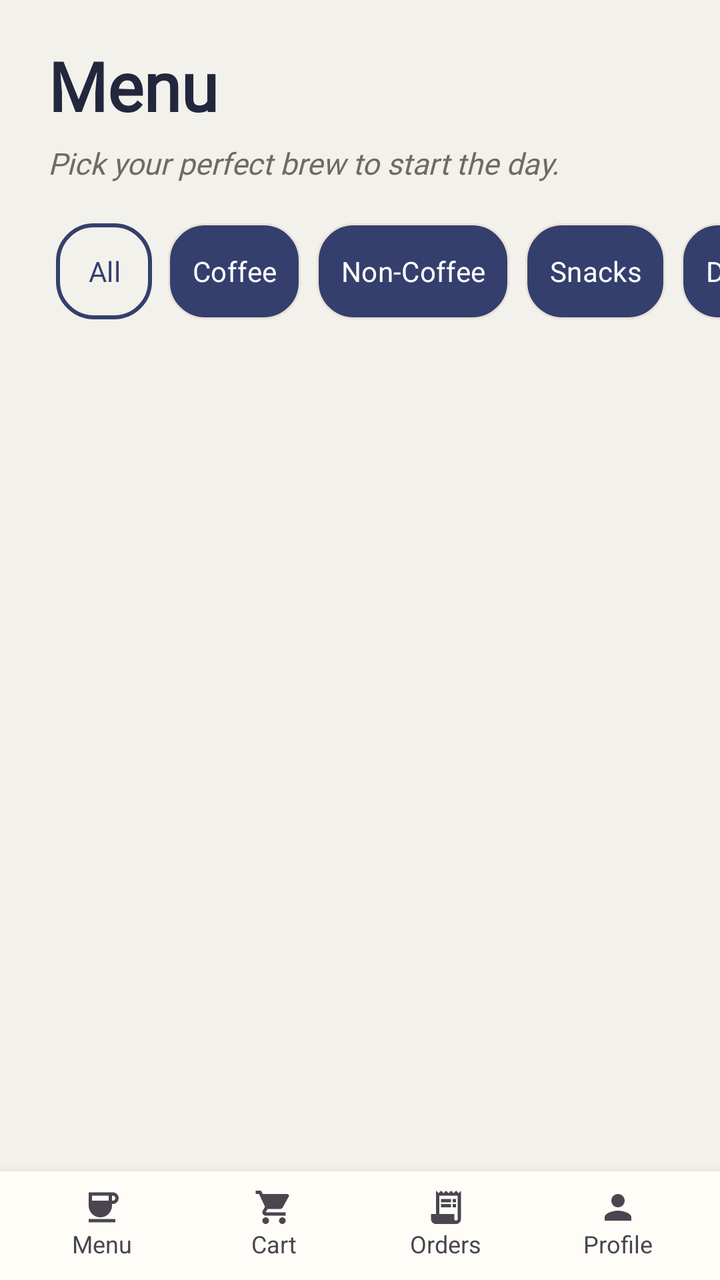
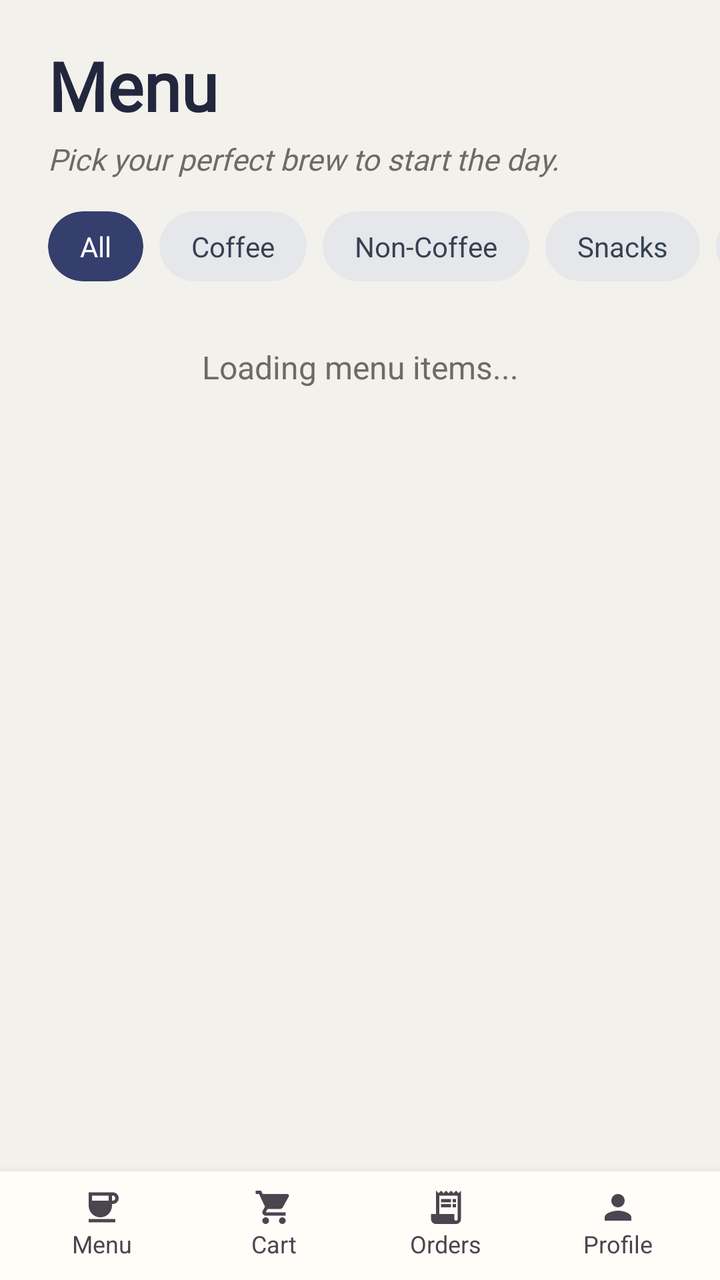

An Android layout rendered at two revisions. The XML below is the earlier revision; the diff shows what the commit changed to produce the second picture.
<!-- AndroidManifest.xml: application theme Theme.SealCoffee -->
<!-- res/layout/activity_customer_menu.xml -->
<?xml version="1.0" encoding="utf-8"?>
<androidx.constraintlayout.widget.ConstraintLayout xmlns:android="http://schemas.android.com/apk/res/android"
    xmlns:app="http://schemas.android.com/apk/res-auto"
    xmlns:tools="http://schemas.android.com/tools"
    android:id="@+id/customerMenuRoot"
    android:layout_width="match_parent"
    android:layout_height="match_parent"
    tools:context=".CustomerMenuActivity">

    <TextView
        android:id="@+id/menuTitleText"
        android:layout_width="0dp"
        android:layout_height="wrap_content"
        android:layout_marginStart="24dp"
        android:layout_marginTop="20dp"
        android:layout_marginEnd="24dp"
        android:fontFamily="@font/inter"
        android:textStyle="bold"
        android:text="@string/menu"
        android:textColor="@color/seal_text_primary"
        android:textSize="34sp"
        app:layout_constraintEnd_toEndOf="parent"
        app:layout_constraintStart_toStartOf="parent"
        app:layout_constraintTop_toTopOf="parent" />

    <TextView
        android:id="@+id/menuSubtitleText"
        android:layout_width="0dp"
        android:layout_height="wrap_content"
        android:layout_marginStart="24dp"
        android:layout_marginTop="6dp"
        android:layout_marginEnd="24dp"
        android:fontFamily="@font/inter"
        android:text="@string/pick_your_perfect_brew_to_start_the_day"
        android:textColor="@color/seal_text_secondary"
        android:textSize="15sp"
        android:textStyle="italic"
        app:layout_constraintEnd_toEndOf="parent"
        app:layout_constraintStart_toStartOf="parent"
        app:layout_constraintTop_toBottomOf="@id/menuTitleText" />

    <HorizontalScrollView
        android:id="@+id/filterScrollView"
        android:layout_width="0dp"
        android:layout_height="56dp"
        android:layout_marginTop="16dp"
        android:clipToPadding="false"
        android:paddingStart="20dp"
        android:paddingEnd="20dp"
        android:scrollbars="none"
        app:layout_constraintEnd_toEndOf="parent"
        app:layout_constraintStart_toStartOf="parent"
        app:layout_constraintTop_toBottomOf="@id/menuSubtitleText">

        <LinearLayout
            style="?android:attr/buttonBarStyle"
            android:layout_width="wrap_content"
            android:layout_height="match_parent"
            android:gravity="center_vertical"
            android:orientation="horizontal">

            <Button
                android:id="@+id/filterAllButton"
                style="?android:attr/buttonBarButtonStyle"
                android:layout_width="wrap_content"
                android:layout_height="48dp"
                android:background="@drawable/bg_chip_selected"
                android:minWidth="48dp"
                android:minHeight="0dp"
                android:text="@string/all"
                android:textAllCaps="false"
                android:textColor="@color/seal_navy"
                app:backgroundTint="@null" />

            <Button
                android:id="@+id/filterCoffeeButton"
                style="?android:attr/buttonBarButtonStyle"
                android:layout_width="wrap_content"
                android:layout_height="48dp"
                android:layout_marginStart="8dp"
                android:background="@drawable/bg_chip"
                app:backgroundTint="@null"
                android:minWidth="0dp"
                android:minHeight="0dp"
                android:text="@string/coffee"
                android:textAllCaps="false"
                android:textColor="@color/white" />

            <Button
                android:id="@+id/filterNonCoffeeButton"
                style="?android:attr/buttonBarButtonStyle"
                android:layout_width="wrap_content"
                android:layout_height="48dp"
                android:layout_marginStart="8dp"
                android:background="@drawable/bg_chip"
                app:backgroundTint="@null"
                android:minWidth="0dp"
                android:minHeight="0dp"
                android:text="@string/non_coffee"
                android:textAllCaps="false"
                android:textColor="@color/white" />

            <Button
                android:id="@+id/filterSnacksButton"
                style="?android:attr/buttonBarButtonStyle"
                android:layout_width="wrap_content"
                android:layout_height="48dp"
                android:layout_marginStart="8dp"
                android:background="@drawable/bg_chip"
                app:backgroundTint="@null"
                android:minWidth="0dp"
                android:minHeight="0dp"
                android:text="@string/snacks"
                android:textAllCaps="false"
                android:textColor="@color/white" />

            <Button
                android:id="@+id/filterDessertsButton"
                style="?android:attr/buttonBarButtonStyle"
                android:layout_width="wrap_content"
                android:layout_height="48dp"
                android:layout_marginStart="8dp"
                android:background="@drawable/bg_chip"
                app:backgroundTint="@null"
                android:minWidth="0dp"
                android:minHeight="0dp"
                android:text="@string/desserts"
                android:textAllCaps="false"
                android:textColor="@color/white" />
        </LinearLayout>
    </HorizontalScrollView>

    <androidx.recyclerview.widget.RecyclerView
        android:id="@+id/menuRecyclerView"
        android:layout_width="0dp"
        android:layout_height="0dp"
        android:clipToPadding="false"
        android:paddingTop="8dp"
        android:paddingBottom="14dp"
        app:layout_constraintBottom_toTopOf="@id/customerNavigation"
        app:layout_constraintEnd_toEndOf="parent"
        app:layout_constraintStart_toStartOf="parent"
        app:layout_constraintTop_toBottomOf="@id/filterScrollView"
        tools:listitem="@layout/item_menu_product" />

    <TextView
        android:id="@+id/menuEmptyText"
        android:layout_width="0dp"
        android:layout_height="wrap_content"
        android:layout_margin="32dp"
        android:gravity="center"
        android:text="@string/no_menu_items"
        android:textColor="@color/seal_text_secondary"
        android:textSize="16sp"
        android:visibility="gone"
        app:layout_constraintBottom_toTopOf="@id/customerNavigation"
        app:layout_constraintEnd_toEndOf="parent"
        app:layout_constraintStart_toStartOf="parent"
        app:layout_constraintTop_toBottomOf="@id/filterScrollView" />

    <include
        android:id="@+id/customerNavigation"
        layout="@layout/include_customer_nav"
        android:layout_width="0dp"
        android:layout_height="wrap_content"
        app:layout_constraintBottom_toBottomOf="parent"
        app:layout_constraintEnd_toEndOf="parent"
        app:layout_constraintStart_toStartOf="parent" />
</androidx.constraintlayout.widget.ConstraintLayout>
<!-- res/layout/item_menu_product.xml (included above) -->
<?xml version="1.0" encoding="utf-8"?>
<LinearLayout xmlns:android="http://schemas.android.com/apk/res/android"
    style="@style/SealCoffeeCard"
    android:layout_width="match_parent"
    android:layout_height="wrap_content"
    android:layout_marginStart="20dp"
    android:layout_marginTop="8dp"
    android:layout_marginEnd="20dp"
    android:layout_marginBottom="10dp"
    android:orientation="horizontal">

    <ImageView
        android:id="@+id/menuItemImagePlaceholder"
        android:layout_width="78dp"
        android:layout_height="78dp"
        android:background="@drawable/bg_image_placeholder"
        android:scaleType="centerCrop"
        android:contentDescription="@string/menu_item_image"/>

    <LinearLayout
        android:layout_width="0dp"
        android:layout_height="wrap_content"
        android:layout_marginStart="14dp"
        android:layout_weight="1"
        android:orientation="vertical">

        <TextView
            android:id="@+id/menuItemNameText"
            android:layout_width="match_parent"
            android:layout_height="wrap_content"
            android:fontFamily="sans-serif"
            android:textColor="@color/seal_text_primary"
            android:textSize="18sp" />

        <TextView
            android:id="@+id/menuItemCategoryText"
            android:layout_width="match_parent"
            android:layout_height="wrap_content"
            android:layout_marginTop="4dp"
            android:textColor="@color/seal_text_secondary"
            android:textSize="13sp" />

        <TextView
            android:id="@+id/menuItemPriceText"
            android:layout_width="match_parent"
            android:layout_height="wrap_content"
            android:layout_marginTop="10dp"
            android:fontFamily="sans-serif-medium"
            android:textColor="@color/seal_navy"
            android:textSize="15sp" />

        <TextView
            android:id="@+id/menuItemAvailabilityText"
            android:layout_width="match_parent"
            android:layout_height="wrap_content"
            android:layout_marginTop="4dp"
            android:fontFamily="sans-serif-medium"
            android:textSize="13sp" />
    </LinearLayout>
</LinearLayout>
<!-- res/layout/include_customer_nav.xml (included above) -->
<?xml version="1.0" encoding="utf-8"?>
<LinearLayout xmlns:android="http://schemas.android.com/apk/res/android"
    android:id="@+id/customerNavBar"
    android:layout_width="match_parent"
    android:layout_height="80dp"
    android:background="@color/seal_surface"
    android:baselineAligned="false"
    android:elevation="10dp"
    android:gravity="center"
    android:orientation="horizontal"
    android:paddingStart="8dp"
    android:paddingTop="8dp"
    android:paddingEnd="8dp"
    android:paddingBottom="10dp">

    <LinearLayout
        android:id="@+id/navMenuButton"
        android:layout_width="0dp"
        android:layout_height="match_parent"
        android:layout_weight="1"
        android:clickable="true"
        android:focusable="true"
        android:gravity="center"
        android:orientation="vertical">

        <ImageView
            android:id="@+id/navMenuIcon"
            android:layout_width="20dp"
            android:layout_height="20dp"
            android:contentDescription="@string/menu_content_description"
            android:src="@drawable/ic_menu" />

        <TextView
            android:id="@+id/navMenu"
            android:layout_width="wrap_content"
            android:layout_height="wrap_content"
            android:text="@string/menu_navbar_name"
            android:fontFamily="sans-serif"
            android:textSize="12sp" />
    </LinearLayout>

    <LinearLayout
        android:id="@+id/navCartButton"
        android:layout_width="0dp"
        android:layout_height="match_parent"
        android:layout_weight="1"
        android:clickable="true"
        android:focusable="true"
        android:gravity="center"
        android:orientation="vertical">

        <ImageView
            android:id="@+id/navCartIcon"
            android:layout_width="20dp"
            android:layout_height="20dp"
            android:contentDescription="@string/cart_content_description"
            android:src="@drawable/ic_cart" />

        <TextView
            android:id="@+id/navCart"
            android:layout_width="wrap_content"
            android:layout_height="wrap_content"
            android:fontFamily="sans-serif"
            android:text="@string/cart_navbar_name"
            android:textSize="12sp" />
    </LinearLayout>


    <LinearLayout
        android:id="@+id/navOrdersButton"
        android:layout_width="0dp"
        android:layout_height="match_parent"
        android:layout_weight="1"
        android:clickable="true"
        android:focusable="true"
        android:gravity="center"
        android:orientation="vertical">

        <ImageView
            android:id="@+id/navOrdersIcon"
            android:layout_width="20dp"
            android:layout_height="20dp"
            android:contentDescription="@string/orders_content_description"
            android:src="@drawable/ic_orders" />

        <TextView
            android:id="@+id/navOrders"
            android:layout_width="wrap_content"
            android:layout_height="wrap_content"
            android:fontFamily="sans-serif"
            android:text="@string/orders_navbar_name"
            android:textSize="12sp" />
    </LinearLayout>

    <LinearLayout
    android:id="@+id/navProfileButton"
    android:layout_width="0dp"
        android:layout_height="match_parent"
    android:layout_weight="1"
    android:clickable="true"
    android:focusable="true"
    android:gravity="center"
    android:orientation="vertical">

    <ImageView
        android:id="@+id/navProfileIcon"
        android:layout_width="20dp"
        android:layout_height="20dp"
        android:contentDescription="@string/profile_content_description"
        android:src="@drawable/ic_profile" />

    <TextView
        android:id="@+id/navProfile"
        android:layout_width="wrap_content"
        android:layout_height="wrap_content"
        android:fontFamily="sans-serif"
        android:text="@string/profile_navbar_name"
        android:textSize="12sp" />
</LinearLayout>
</LinearLayout>
<!-- resources referenced by this layout -->
<resources>
  <color name="seal_navy">#343F6D</color>
  <color name="seal_surface">#FFFDF8</color>
  <color name="seal_text_primary">#22273D</color>
  <color name="seal_text_secondary">#6F6A63</color>
  <color name="white">#FFFFFFFF</color>
  <!-- drawable bg_chip (drawable) -->
  <?xml version="1.0" encoding="utf-8"?>
  <shape xmlns:android="http://schemas.android.com/apk/res/android"
      android:shape="rectangle">
      <corners android:radius="18dp" />
      <solid android:color="@color/seal_navy" />
      <stroke
          android:width="1dp"
          android:color="@color/seal_card_stroke" />
      <padding
          android:bottom="8dp"
          android:left="14dp"
          android:right="14dp"
          android:top="8dp" />
  </shape>
  <!-- drawable bg_chip_selected (drawable) -->
  <?xml version="1.0" encoding="utf-8"?>
  <shape xmlns:android="http://schemas.android.com/apk/res/android"
      android:shape="rectangle">
      <corners android:radius="18dp" />
      <solid android:color="@android:color/transparent"/>
  
      <stroke
          android:width="2dp"
          android:color="@color/seal_navy"/>
      <padding
          android:bottom="8dp"
          android:left="14dp"
          android:right="14dp"
          android:top="8dp" />
  </shape>
  <!-- drawable bg_image_placeholder (drawable) -->
  <?xml version="1.0" encoding="utf-8"?>
  <shape xmlns:android="http://schemas.android.com/apk/res/android"
      android:shape="rectangle">
      <corners android:radius="16dp" />
      <solid android:color="@color/white" />
  </shape>
  <!-- drawable ic_profile (drawable) -->
  <vector xmlns:android="http://schemas.android.com/apk/res/android" android:height="24dp" android:tint="#4A4650" android:viewportHeight="24" android:viewportWidth="24" android:width="24dp">
        
      <path android:fillColor="@android:color/white" android:pathData="M12,12c2.21,0 4,-1.79 4,-4s-1.79,-4 -4,-4 -4,1.79 -4,4 1.79,4 4,4zM12,14c-2.67,0 -8,1.34 -8,4v2h16v-2c0,-2.66 -5.33,-4 -8,-4z"/>
      
  </vector>
  <string name="all">All</string>
  <string name="cart_content_description">Cart</string>
  <string name="cart_navbar_name">Cart</string>
  <string name="coffee">Coffee</string>
  <string name="desserts">Desserts</string>
  <string name="menu">Menu</string>
  <string name="menu_content_description">Menu</string>
  <string name="menu_item_image">Menu Item Image</string>
  <string name="menu_navbar_name">Menu</string>
  <string name="no_menu_items">No products are available in this category.</string>
  <string name="non_coffee">Non-Coffee</string>
  <string name="orders_content_description">Orders</string>
  <string name="orders_navbar_name">Orders</string>
  <string name="pick_your_perfect_brew_to_start_the_day">Pick your perfect brew to start the day.</string>
  <string name="profile_content_description">Profile</string>
  <string name="profile_navbar_name">Profile</string>
  <string name="snacks">Snacks</string>
  <style name="SealCoffeeCard">
          <item name="android:background">@drawable/bg_card_rounded</item>
          <item name="android:elevation">4dp</item>
          <item name="android:padding">16dp</item>
          <item name="android:translationZ">1dp</item>
      </style>
  <style name="Theme.SealCoffee" parent="Base.Theme.SealCoffee" />
  <color name="seal_card_stroke">#E9E1D8</color>
  <color name="seal_card">#FFFFFF</color>
  <color name="seal_cream">#F2F1EB</color>
  <color name="seal_navy_pressed">#49568C</color>
  <color name="seal_coffee">#8A5A38</color>
  <color name="seal_cream_dark">#E7DED3</color>
  <color name="seal_input_stroke">#D8CEC1</color>
  <color name="seal_error">#B23B3B</color>
  <!-- unchanged entries left out for length: 5 -->
</resources>

<!-- the commit's change to res/layout/activity_customer_menu.xml (unified diff, before → after) -->
@@ -15,10 +15,10 @@
         android:layout_marginTop="20dp"
         android:layout_marginEnd="24dp"
         android:fontFamily="@font/inter"
-        android:textStyle="bold"
         android:text="@string/menu"
         android:textColor="@color/seal_text_primary"
         android:textSize="34sp"
+        android:textStyle="bold"
         app:layout_constraintEnd_toEndOf="parent"
         app:layout_constraintStart_toStartOf="parent"
         app:layout_constraintTop_toTopOf="parent" />
@@ -28,7 +28,7 @@
         android:layout_width="0dp"
         android:layout_height="wrap_content"
         android:layout_marginStart="24dp"
-        android:layout_marginTop="6dp"
+        android:layout_marginTop="4dp"
         android:layout_marginEnd="24dp"
         android:fontFamily="@font/inter"
         android:text="@string/pick_your_perfect_brew_to_start_the_day"
@@ -42,121 +42,148 @@
     <HorizontalScrollView
         android:id="@+id/filterScrollView"
         android:layout_width="0dp"
-        android:layout_height="56dp"
+        android:layout_height="wrap_content"
         android:layout_marginTop="16dp"
         android:clipToPadding="false"
-        android:paddingStart="20dp"
-        android:paddingEnd="20dp"
+        android:paddingStart="24dp"
+        android:paddingEnd="24dp"
         android:scrollbars="none"
         app:layout_constraintEnd_toEndOf="parent"
         app:layout_constraintStart_toStartOf="parent"
         app:layout_constraintTop_toBottomOf="@id/menuSubtitleText">
 
         <LinearLayout
-            style="?android:attr/buttonBarStyle"
             android:layout_width="wrap_content"
-            android:layout_height="match_parent"
-            android:gravity="center_vertical"
+            android:layout_height="wrap_content"
             android:orientation="horizontal">
 
-            <Button
-                android:id="@+id/filterAllButton"
-                style="?android:attr/buttonBarButtonStyle"
-                android:layout_width="wrap_content"
-                android:layout_height="48dp"
-                android:background="@drawable/bg_chip_selected"
-                android:minWidth="48dp"
-                android:minHeight="0dp"
-                android:text="@string/all"
-                android:textAllCaps="false"
-                android:textColor="@color/seal_navy"
-                app:backgroundTint="@null" />
-
-            <Button
-                android:id="@+id/filterCoffeeButton"
-                style="?android:attr/buttonBarButtonStyle"
-                android:layout_width="wrap_content"
-                android:layout_height="48dp"
-                android:layout_marginStart="8dp"
-                android:background="@drawable/bg_chip"
-                app:backgroundTint="@null"
-                android:minWidth="0dp"
-                android:minHeight="0dp"
-                android:text="@string/coffee"
-                android:textAllCaps="false"
-                android:textColor="@color/white" />
-
-            <Button
-                android:id="@+id/filterNonCoffeeButton"
-                style="?android:attr/buttonBarButtonStyle"
-                android:layout_width="wrap_content"
-                android:layout_height="48dp"
-                android:layout_marginStart="8dp"
-                android:background="@drawable/bg_chip"
-                app:backgroundTint="@null"
-                android:minWidth="0dp"
-                android:minHeight="0dp"
-                android:text="@string/non_coffee"
-                android:textAllCaps="false"
-                android:textColor="@color/white" />
-
-            <Button
-                android:id="@+id/filterSnacksButton"
-                style="?android:attr/buttonBarButtonStyle"
-                android:layout_width="wrap_content"
-                android:layout_height="48dp"
-                android:layout_marginStart="8dp"
-                android:background="@drawable/bg_chip"
-                app:backgroundTint="@null"
-                android:minWidth="0dp"
-                android:minHeight="0dp"
-                android:text="@string/snacks"
-                android:textAllCaps="false"
-                android:textColor="@color/white" />
-
-            <Button
-                android:id="@+id/filterDessertsButton"
-                style="?android:attr/buttonBarButtonStyle"
-                android:layout_width="wrap_content"
-                android:layout_height="48dp"
-                android:layout_marginStart="8dp"
-                android:background="@drawable/bg_chip"
-                app:backgroundTint="@null"
-                android:minWidth="0dp"
-                android:minHeight="0dp"
-                android:text="@string/desserts"
-                android:textAllCaps="false"
-                android:textColor="@color/white" />
+            
+            <androidx.cardview.widget.CardView
+                android:id="@+id/cardFilterAll"
+                android:layout_width="wrap_content"
+                android:layout_height="wrap_content"
+                android:layout_marginEnd="8dp"
+                app:cardBackgroundColor="@color/seal_navy"
+                app:cardCornerRadius="20dp"
+                app:cardElevation="0dp">
+
+                <TextView
+                    android:id="@+id/filterAll"
+                    android:layout_width="wrap_content"
+                    android:layout_height="wrap_content"
+                    android:paddingHorizontal="16dp"
+                    android:paddingVertical="8dp"
+                    android:text="@string/all"
+                    android:textColor="#FFFFFF" />
+            </androidx.cardview.widget.CardView>
+
+            
+            <androidx.cardview.widget.CardView
+                android:id="@+id/cardFilterCoffee"
+                android:layout_width="wrap_content"
+                android:layout_height="wrap_content"
+                android:layout_marginEnd="8dp"
+                app:cardBackgroundColor="#E5E7EB"
+                app:cardCornerRadius="20dp"
+                app:cardElevation="0dp">
+
+                <TextView
+                    android:id="@+id/filterCoffee"
+                    android:layout_width="wrap_content"
+                    android:layout_height="wrap_content"
+                    android:paddingHorizontal="16dp"
+                    android:paddingVertical="8dp"
+                    android:text="@string/coffee"
+                    android:textColor="#374151" />
+            </androidx.cardview.widget.CardView>
+
+            
+            <androidx.cardview.widget.CardView
+                android:id="@+id/cardFilterNonCoffee"
+                android:layout_width="wrap_content"
+                android:layout_height="wrap_content"
+                android:layout_marginEnd="8dp"
+                app:cardBackgroundColor="#E5E7EB"
+                app:cardCornerRadius="20dp"
+                app:cardElevation="0dp">
+
+                <TextView
+                    android:id="@+id/filterNonCoffee"
+                    android:layout_width="wrap_content"
+                    android:layout_height="wrap_content"
+                    android:paddingHorizontal="16dp"
+                    android:paddingVertical="8dp"
+                    android:text="@string/non_coffee"
+                    android:textColor="#374151" />
+            </androidx.cardview.widget.CardView>
+
+            
+            <androidx.cardview.widget.CardView
+                android:id="@+id/cardFilterSnacks"
+                android:layout_width="wrap_content"
+                android:layout_height="wrap_content"
+                android:layout_marginEnd="8dp"
+                app:cardBackgroundColor="#E5E7EB"
+                app:cardCornerRadius="20dp"
+                app:cardElevation="0dp">
+
+                <TextView
+                    android:id="@+id/filterSnacks"
+                    android:layout_width="wrap_content"
+                    android:layout_height="wrap_content"
+                    android:paddingHorizontal="16dp"
+                    android:paddingVertical="8dp"
+                    android:text="@string/snacks"
+                    android:textColor="#374151" />
+            </androidx.cardview.widget.CardView>
+
+            
+            <androidx.cardview.widget.CardView
+                android:id="@+id/cardFilterDesserts"
+                android:layout_width="wrap_content"
+                android:layout_height="wrap_content"
+                app:cardBackgroundColor="#E5E7EB"
+                app:cardCornerRadius="20dp"
+                app:cardElevation="0dp">
+
+                <TextView
+                    android:id="@+id/filterDesserts"
+                    android:layout_width="wrap_content"
+                    android:layout_height="wrap_content"
+                    android:paddingHorizontal="16dp"
+                    android:paddingVertical="8dp"
+                    android:text="@string/desserts"
+                    android:textColor="#374151" />
+            </androidx.cardview.widget.CardView>
+
         </LinearLayout>
     </HorizontalScrollView>
 
+    <TextView
+        android:id="@+id/menuEmptyText"
+        android:layout_width="0dp"
+        android:layout_height="wrap_content"
+        android:layout_marginTop="32dp"
+        android:gravity="center"
+        android:text="@string/loading_message"
+        android:textColor="@color/seal_text_secondary"
+        android:textSize="16sp"
+        app:layout_constraintEnd_toEndOf="parent"
+        app:layout_constraintStart_toStartOf="parent"
+        app:layout_constraintTop_toBottomOf="@id/filterScrollView" />
+
     <androidx.recyclerview.widget.RecyclerView
         android:id="@+id/menuRecyclerView"
         android:layout_width="0dp"
         android:layout_height="0dp"
+        android:layout_marginTop="12dp"
         android:clipToPadding="false"
-        android:paddingTop="8dp"
-        android:paddingBottom="14dp"
+        android:paddingBottom="12dp"
         app:layout_constraintBottom_toTopOf="@id/customerNavigation"
         app:layout_constraintEnd_toEndOf="parent"
         app:layout_constraintStart_toStartOf="parent"
         app:layout_constraintTop_toBottomOf="@id/filterScrollView"
         tools:listitem="@layout/item_menu_product" />
-
-    <TextView
-        android:id="@+id/menuEmptyText"
-        android:layout_width="0dp"
-        android:layout_height="wrap_content"
-        android:layout_margin="32dp"
-        android:gravity="center"
-        android:text="@string/no_menu_items"
-        android:textColor="@color/seal_text_secondary"
-        android:textSize="16sp"
-        android:visibility="gone"
-        app:layout_constraintBottom_toTopOf="@id/customerNavigation"
-        app:layout_constraintEnd_toEndOf="parent"
-        app:layout_constraintStart_toStartOf="parent"
-        app:layout_constraintTop_toBottomOf="@id/filterScrollView" />
 
     <include
         android:id="@+id/customerNavigation"
@@ -166,6 +193,7 @@
         app:layout_constraintBottom_toBottomOf="parent"
         app:layout_constraintEnd_toEndOf="parent"
         app:layout_constraintStart_toStartOf="parent" />
+
 </androidx.constraintlayout.widget.ConstraintLayout>
 <!-- res/layout/item_menu_product.xml (included above) -->
 <?xml version="1.0" encoding="utf-8"?>
<!-- resource entries referenced after the edit -->
@@ -5,37 +5,6 @@
   <color name="seal_text_primary">#22273D</color>
   <color name="seal_text_secondary">#6F6A63</color>
   <color name="white">#FFFFFFFF</color>
-  <!-- drawable bg_chip (drawable) -->
-  <?xml version="1.0" encoding="utf-8"?>
-  <shape xmlns:android="http://schemas.android.com/apk/res/android"
-      android:shape="rectangle">
-      <corners android:radius="18dp" />
-      <solid android:color="@color/seal_navy" />
-      <stroke
-          android:width="1dp"
-          android:color="@color/seal_card_stroke" />
-      <padding
-          android:bottom="8dp"
-          android:left="14dp"
-          android:right="14dp"
-          android:top="8dp" />
-  </shape>
-  <!-- drawable bg_chip_selected (drawable) -->
-  <?xml version="1.0" encoding="utf-8"?>
-  <shape xmlns:android="http://schemas.android.com/apk/res/android"
-      android:shape="rectangle">
-      <corners android:radius="18dp" />
-      <solid android:color="@android:color/transparent"/>
-  
-      <stroke
-          android:width="2dp"
-          android:color="@color/seal_navy"/>
-      <padding
-          android:bottom="8dp"
-          android:left="14dp"
-          android:right="14dp"
-          android:top="8dp" />
-  </shape>
   <!-- drawable bg_image_placeholder (drawable) -->
   <?xml version="1.0" encoding="utf-8"?>
   <shape xmlns:android="http://schemas.android.com/apk/res/android"
@@ -54,11 +23,11 @@
   <string name="cart_navbar_name">Cart</string>
   <string name="coffee">Coffee</string>
   <string name="desserts">Desserts</string>
+  <string name="loading_message">Loading menu items...</string>
   <string name="menu">Menu</string>
   <string name="menu_content_description">Menu</string>
   <string name="menu_item_image">Menu Item Image</string>
   <string name="menu_navbar_name">Menu</string>
-  <string name="no_menu_items">No products are available in this category.</string>
   <string name="non_coffee">Non-Coffee</string>
   <string name="orders_content_description">Orders</string>
   <string name="orders_navbar_name">Orders</string>
